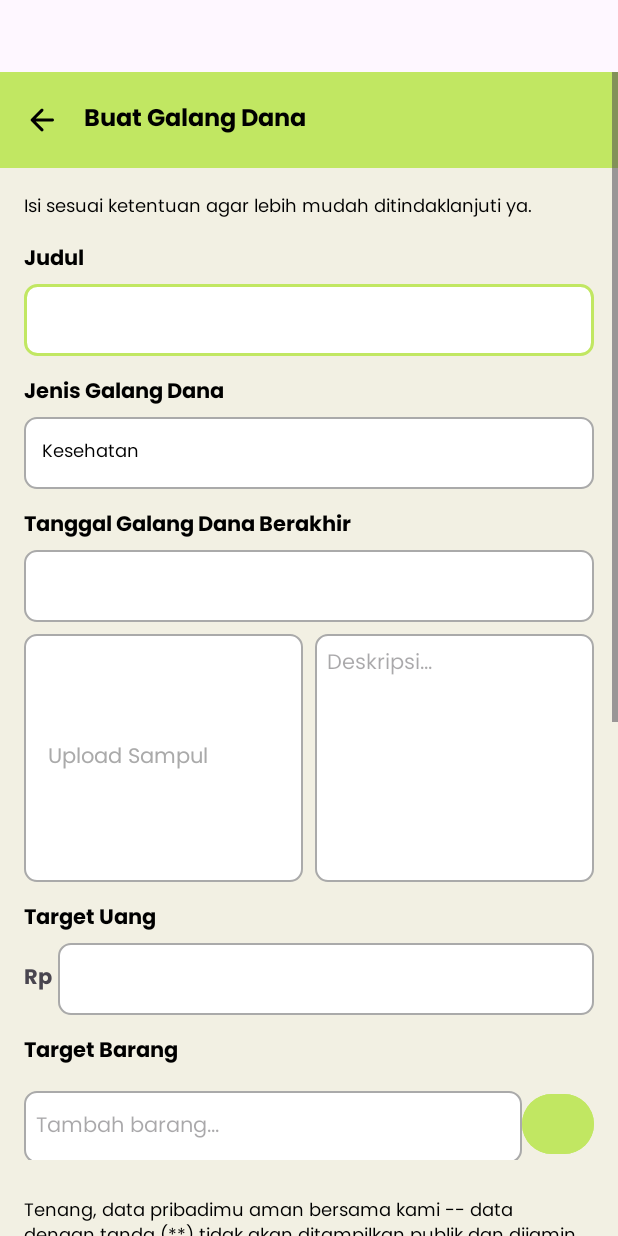
After one commit to gresss27/Rahmat-UX, an Android app: the CreateCampaignActivity screen opened directly, with no data from a screen before it, on a phone screen of 412 x 824 dp. The commit adds this screen. Run offline under Robolectric (Android 15) with nearby library versions, the phone set to English and light mode, and no system bars; our stand-ins replace CircleImageView, FlexboxLayout.

Commit message:
Galang Dana (50% - Oxy)

```diff
--- a/app/build.gradle.kts
+++ b/app/build.gradle.kts
@@ -50,5 +50,7 @@ dependencies {
     // Dependensi lain jika ada
     implementation("androidx.appcompat:appcompat:1.2.0")
     implementation("androidx.recyclerview:recyclerview:1.2.1")
+    implementation("com.google.android.flexbox:flexbox:3.0.0")
+
 
 }
--- a/app/src/main/AndroidManifest.xml
+++ b/app/src/main/AndroidManifest.xml
@@ -12,6 +12,9 @@
         android:supportsRtl="true"
         android:theme="@style/Theme.RahmatUX"
         tools:targetApi="31">
+        <activity
+            android:name=".CreateCampaignActivity"
+            android:exported="false" />
         <activity
             android:name=".MoneyDonationActivity"
             android:exported="false" />
--- /dev/null
+++ b/app/src/main/java/com/example/rahmat_ux/CreateCampaignActivity.java
@@ -0,0 +1,108 @@
+package com.example.rahmat_ux;
+// nama file ini adalah CreateCampaignActivity.java
+import android.app.DatePickerDialog;
+import android.os.Bundle;
+import android.view.View;
+import android.widget.ArrayAdapter;
+import android.widget.Button;
+import android.widget.DatePicker;
+import android.widget.EditText;
+import android.widget.ImageView;
+import android.widget.LinearLayout;
+import android.widget.Spinner;
+import android.widget.TextView;
+import android.widget.Toast;
+
+import com.example.rahmat_ux.R;
+import androidx.annotation.Nullable;
+import androidx.appcompat.app.AppCompatActivity;
+
+import com.google.android.flexbox.FlexboxLayout;
+import com.google.android.material.textfield.TextInputEditText;
+import com.google.android.material.textfield.TextInputLayout;
+
+import java.util.Calendar;
+
+public class CreateCampaignActivity extends AppCompatActivity {
+
+    private EditText etEndDate, etTargetAmount, etItemInput, etBankAccountNumber, etBankAccountName;
+    private LinearLayout storyListContainer;
+
+    private FlexboxLayout pillContainer;
+
+    private int storyCount = 0;
+
+    @Override
+    protected void onCreate(@Nullable Bundle savedInstanceState) {
+        super.onCreate(savedInstanceState);
+        setContentView(R.layout.activity_create_campaign);
+
+        ImageView btnBack = findViewById(R.id.btnBack);
+        btnBack.setOnClickListener(v -> finish());
+
+        etEndDate = findViewById(R.id.etEndDate);
+        etEndDate.setOnClickListener(v -> showDatePicker());
+
+        Spinner spinnerType = findViewById(R.id.spinnerCampaignType);
+        ArrayAdapter<CharSequence> adapter = ArrayAdapter.createFromResource(
+                this,
+                R.array.campaign_types,
+                R.layout.spinner_item
+        );
+        adapter.setDropDownViewResource(android.R.layout.simple_spinner_dropdown_item);
+        spinnerType.setAdapter(adapter);
+
+        etItemInput = findViewById(R.id.etItemInput);
+        pillContainer = findViewById(R.id.pillContainer);
+        Button btnAddItem = findViewById(R.id.btnAddItem);
+
+        btnAddItem.setOnClickListener(v -> {
+            String item = etItemInput.getText().toString().trim();
+            if (!item.isEmpty()) {
+                addItemPill(item);
+                etItemInput.setText("");
+            }
+        });
+
+        Button btnAddStory = findViewById(R.id.btnAddStory);
+        storyListContainer = findViewById(R.id.storyListContainer);
+
+        btnAddStory.setOnClickListener(v -> {
+            storyCount++;
+            TextView tv = new TextView(this);
+            tv.setText("Cerita Tambahan " + storyCount);
+            tv.setTextColor(getResources().getColor(android.R.color.black));
+            tv.setTextSize(14);
+            storyListContainer.addView(tv);
+        });
+
+        Button btnSubmit = findViewById(R.id.btnSubmitCampaign);
+        btnSubmit.setOnClickListener(v -> {
+            // Simpan data, bisa tambah ke repository atau database
+            Toast.makeText(this, "Ajukan galang dana berhasil", Toast.LENGTH_SHORT).show();
+            finish();
+        });
+    }
+
+    private void showDatePicker() {
+        final Calendar c = Calendar.getInstance();
+        int year = c.get(Calendar.YEAR);
+        int month = c.get(Calendar.MONTH);
+        int day = c.get(Calendar.DAY_OF_MONTH);
+
+        DatePickerDialog dpd = new DatePickerDialog(this, (view, year1, monthOfYear, dayOfMonth) -> {
+            etEndDate.setText(dayOfMonth + "/" + (monthOfYear + 1) + "/" + year1);
+        }, year, month, day);
+
+        dpd.show();
+    }
+
+    private void addItemPill(String itemText) {
+        View pill = getLayoutInflater().inflate(R.layout.item_pill, pillContainer, false);
+        TextView tv = pill.findViewById(R.id.tvPillText);
+        ImageView close = pill.findViewById(R.id.ivClose);
+        tv.setText(itemText);
+        close.setOnClickListener(v -> pillContainer.removeView(pill));
+        pillContainer.addView(pill);
+    }
+}
--- /dev/null
+++ b/app/src/main/res/drawable/edittext_selector.xml
@@ -0,0 +1,21 @@
+<?xml version="1.0" encoding="utf-8"?>
+<selector xmlns:android="http://schemas.android.com/apk/res/android">
+
+    <!-- Fokus -->
+    <item android:state_focused="true">
+        <shape android:shape="rectangle">
+            <solid android:color="@android:color/white" />
+            <stroke android:width="2dp" android:color="@color/green_primary" />
+            <corners android:radius="8dp" />
+        </shape>
+    </item>
+
+    <!-- Default (tidak fokus) -->
+    <item>
+        <shape android:shape="rectangle">
+            <solid android:color="@android:color/white" />
+            <stroke android:width="1dp" android:color="@android:color/darker_gray" />
+            <corners android:radius="8dp" />
+        </shape>
+    </item>
+</selector>
--- a/app/src/main/res/drawable/nav_item_background.xml
+++ b/app/src/main/res/drawable/nav_item_background.xml
@@ -12,8 +12,9 @@
                         android:width="72dp"
                         android:height="72dp"
                         android:gravity="center">
-                        <shape android:shape="oval">
+                        <shape android:shape="rectangle">
                             <solid android:color="#C1E762"/>
+                            <corners android:radius="16dp" /> <!-- Optional rounded corners -->
                         </shape>
                     </item>
 
--- /dev/null
+++ b/app/src/main/res/layout/activity_create_campaign.xml
@@ -0,0 +1,274 @@
+<?xml version="1.0" encoding="utf-8"?>
+<!--Nama file ini adalah activity_create_campaign.xml-->
+<ScrollView xmlns:android="http://schemas.android.com/apk/res/android"
+    android:layout_width="match_parent"
+    android:layout_height="match_parent"
+    android:layout_marginTop="48dp"
+    android:fillViewport="true"
+    android:background="@color/background">
+
+    <LinearLayout
+        android:layout_width="match_parent"
+        android:layout_height="wrap_content"
+        android:orientation="vertical"
+        android:paddingBottom="64dp"
+        >
+
+        <!-- Top Bar -->
+        <LinearLayout
+            android:layout_width="match_parent"
+            android:layout_height="64dp"
+            android:background="@color/green_primary"
+            android:gravity="center_vertical">
+
+            <ImageView
+                android:id="@+id/btnBack"
+                android:layout_width="24dp"
+                android:layout_height="24dp"
+                android:layout_marginStart="16dp"
+                android:contentDescription="Back"
+                android:src="@drawable/ic_back" />
+
+            <TextView
+                android:layout_width="wrap_content"
+                android:layout_height="wrap_content"
+                android:layout_marginStart="16dp"
+                android:text="Buat Galang Dana"
+                android:textColor="@android:color/black"
+                android:textSize="16sp"
+                android:textStyle="bold" />
+        </LinearLayout>
+        <LinearLayout
+            android:layout_width="match_parent"
+            android:layout_height="wrap_content"
+            android:orientation="vertical"
+            android:paddingHorizontal="16dp">
+        <!-- Intro Text -->
+        <TextView
+            android:layout_width="match_parent"
+            android:layout_height="wrap_content"
+            android:layout_marginTop="16dp"
+            android:text="Isi sesuai ketentuan agar lebih mudah ditindaklanjuti ya."
+            android:textColor="@android:color/black"
+            android:textSize="12sp" />
+
+        <!-- Judul -->
+        <TextView android:text="Judul" style="@style/LabelStyle"
+            android:layout_height="wrap_content"
+            android:layout_width="match_parent"/>
+
+        <!-- Jenis Galang Dana -->
+        <EditText
+            android:id="@+id/inputTitle"
+            android:layout_width="match_parent"
+            android:layout_height="48dp"
+            android:textSize="14sp"
+            android:background="@drawable/edittext_selector"
+            android:padding="12dp" />
+
+        <TextView android:text="Jenis Galang Dana" style="@style/LabelStyle"
+            android:layout_height="wrap_content"
+            android:layout_width="match_parent"/>
+        <Spinner
+            android:id="@+id/spinnerCampaignType"
+            android:layout_width="match_parent"
+            android:layout_height="48dp"
+            android:background="@drawable/edittext_selector"
+            android:spinnerMode="dropdown" />
+
+        <!-- Tanggal Berakhir -->
+        <TextView android:text="Tanggal Galang Dana Berakhir" style="@style/LabelStyle"
+            android:layout_height="wrap_content"
+            android:layout_width="match_parent"/>
+        <EditText
+            android:id="@+id/etEndDate"
+            android:layout_width="match_parent"
+            android:layout_height="48dp"
+            android:focusable="false"
+            android:textSize="14sp"
+            android:background="@drawable/edittext_selector"
+            android:padding="8dp" />
+
+        <!-- Cover dan Deskripsi -->
+        <LinearLayout
+            android:layout_width="match_parent"
+            android:layout_height="wrap_content"
+            android:orientation="horizontal"
+            android:layout_marginTop="8dp">
+
+            <FrameLayout
+                android:layout_width="0dp"
+                android:layout_weight="1"
+                android:layout_height="165dp"
+                android:background="@drawable/edittext_selector">
+
+                <TextView
+                    android:layout_gravity="center"
+                    android:text="Upload Sampul"
+                    android:textColor="@android:color/darker_gray"
+                    android:layout_marginHorizontal="16dp"
+                    android:layout_height="wrap_content"
+                    android:layout_width="match_parent"/>
+            </FrameLayout>
+
+            <EditText
+                android:id="@+id/inputDeskripsi"
+                android:layout_width="0dp"
+                android:layout_weight="1"
+                android:layout_height="165dp"
+                android:background="@drawable/edittext_selector"
+                android:padding="8dp"
+                android:layout_marginStart="8dp"
+                android:gravity="top"
+                android:hint="Deskripsi..."
+                android:textSize="14sp"
+                android:inputType="textMultiLine" />
+        </LinearLayout>
+
+        <!-- Target Uang -->
+        <TextView android:text="Target Uang" style="@style/LabelStyle"
+            android:layout_height="wrap_content"
+            android:layout_width="match_parent"/>
+        <LinearLayout
+            android:orientation="horizontal"
+            android:layout_width="match_parent"
+            android:layout_height="wrap_content">
+
+            <TextView
+                android:text="Rp"
+                android:textStyle="bold"
+                android:layout_width="wrap_content"
+                android:layout_height="wrap_content"
+                android:layout_gravity="center_vertical"
+                android:layout_marginEnd="4dp" />
+
+            <EditText
+                android:id="@+id/inputTargetUang"
+                android:layout_width="match_parent"
+                android:layout_height="48dp"
+                android:inputType="number"
+                android:background="@drawable/edittext_selector"
+                android:padding="8dp"
+                android:textSize="14sp"/>
+        </LinearLayout>
+
+            <!-- Target Barang -->
+            <TextView android:text="Target Barang" style="@style/LabelStyle"
+                android:layout_height="wrap_content"
+                android:layout_width="match_parent"/>
+
+            <com.google.android.flexbox.FlexboxLayout
+                android:id="@+id/pillContainer"
+                android:layout_width="match_parent"
+                android:layout_height="wrap_content"
+                android:layout_marginBottom="8dp"
+                xmlns:app="http://schemas.android.com/apk/res-auto"
+                app:flexWrap="wrap"
+                app:flexDirection="row" />
+
+            <LinearLayout
+                android:id="@+id/targetBarang"
+                android:layout_width="match_parent"
+                android:layout_height="wrap_content"
+                android:orientation="horizontal"
+                android:layout_marginBottom="8dp">
+
+                <EditText
+                    android:id="@+id/etItemInput"
+                    android:layout_width="0dp"
+                    android:layout_weight="1"
+                    android:layout_height="48dp"
+                    android:hint="Tambah barang..."
+                    android:background="@drawable/edittext_selector"
+                    android:padding="8dp"
+                    android:inputType="text"
+                    android:textSize="14sp"/>
+
+                <Button
+                    android:id="@+id/btnAddItem"
+                    android:layout_width="48dp"
+                    android:layout_height="48dp"
+                    android:text="+"
+                    android:textSize="18sp"
+                    android:textColor="@android:color/black"
+                    android:backgroundTint="@color/green_primary"
+                    android:textAllCaps="false" />
+            </LinearLayout>
+
+            <!-- Catatan Data Pribadi -->
+        <TextView
+            android:text="Tenang, data pribadimu aman bersama kami -- data dengan tanda (**) tidak akan ditampilkan publik dan dijamin kerahasiaannya"
+            android:textSize="12sp"
+            android:textColor="@android:color/black"
+            android:layout_marginTop="16dp"
+            android:layout_height="wrap_content"
+            android:layout_width="match_parent"/>
+
+        <!-- Data Pribadi -->
+        <TextView android:text="Nama Penggalang" style="@style/LabelStyle"
+            android:layout_height="wrap_content"
+            android:layout_width="match_parent"/>
+        <EditText android:layout_width="match_parent" android:layout_height="48dp" android:background="@drawable/edittext_selector" android:padding="8dp"
+            android:textSize="14sp"/>
+
+        <TextView android:text="No Handphone / Email (**)" style="@style/LabelStyle"
+            android:layout_height="wrap_content"
+            android:layout_width="match_parent"/>
+        <EditText android:layout_width="match_parent"
+            android:textSize="14sp"
+            android:layout_height="48dp" android:background="@drawable/edittext_selector" android:padding="8dp" />
+
+        <TextView android:text="Alamat Tujuan Donasi" style="@style/LabelStyle"
+            android:layout_height="wrap_content"
+            android:layout_width="match_parent"/>
+        <EditText android:layout_width="match_parent"
+            android:textSize="14sp"
+            android:layout_height="48dp" android:background="@drawable/edittext_selector" android:padding="8dp" />
+
+        <TextView android:text="Nomor Rekening Tujuan Donasi (**)" style="@style/LabelStyle"
+            android:layout_height="wrap_content"
+            android:layout_width="match_parent"/>
+        <LinearLayout android:orientation="horizontal" android:layout_width="match_parent" android:layout_height="wrap_content">
+            <EditText android:layout_width="0dp"
+            android:textSize="14sp"
+                android:layout_weight="1" android:layout_height="48dp" android:background="@drawable/edittext_selector" android:padding="8dp" android:inputType="number" />
+            <TextView android:text="a.n" android:layout_width="wrap_content" android:layout_height="48dp" android:gravity="center_vertical" android:layout_marginHorizontal="8dp" />
+            <EditText android:layout_width="0dp"
+                android:textSize="14sp"
+                android:layout_weight="1" android:layout_height="48dp" android:background="@drawable/edittext_selector" android:padding="8dp" />
+        </LinearLayout>
+
+        <!-- Cerita Galang Dana -->
+        <TextView android:text="Cerita Galang Dana" style="@style/LabelStyle"
+            android:layout_height="wrap_content"
+            android:layout_width="match_parent"/>
+        <androidx.appcompat.widget.AppCompatButton
+            android:id="@+id/btnAddStory"
+            android:layout_width="match_parent"
+            android:layout_height="wrap_content"
+            android:text="+"
+            android:textAllCaps="false"
+            android:textSize="20sp"
+            android:textStyle="bold" />
+
+        <LinearLayout
+            android:id="@+id/storyListContainer"
+            android:layout_width="match_parent"
+            android:layout_height="wrap_content"
+            android:orientation="vertical" />
+
+        <!-- Button Ajukan -->
+        <androidx.appcompat.widget.AppCompatButton
+            android:id="@+id/btnSubmitCampaign"
+            android:layout_width="match_parent"
+            android:layout_height="wrap_content"
+            android:layout_marginTop="24dp"
+            android:background="@drawable/rounded_green_button"
+            android:backgroundTint="@color/green_primary"
+            android:text="Ajukan Galang Dana"
+            android:textAllCaps="false"
+            android:textColor="@android:color/black"
+            android:textStyle="bold" />
+    </LinearLayout>
+    </LinearLayout>
+</ScrollView>
--- /dev/null
+++ b/app/src/main/res/layout/spinner_item.xml
@@ -0,0 +1,8 @@
+<!-- res/layout/spinner_item.xml -->
+<TextView xmlns:android="http://schemas.android.com/apk/res/android"
+    android:id="@+id/spinnerText"
+    android:layout_width="match_parent"
+    android:layout_height="wrap_content"
+    android:padding="12dp"
+    android:textSize="12sp"
+    android:textColor="@android:color/black" />
--- a/app/src/main/res/menu/bottom_nav_menu.xml
+++ b/app/src/main/res/menu/bottom_nav_menu.xml
@@ -13,7 +13,7 @@
     <item
         android:id="@+id/navigation_add_campaign"
         android:icon="@drawable/ic_add_campaign"
-        android:title="Galang Dana" />
+        android:title="Galang Dana"/>
 
     <item
         android:id="@+id/navigation_social"
--- a/app/src/main/res/values/strings.xml
+++ b/app/src/main/res/values/strings.xml
@@ -7,4 +7,11 @@
     <string name="nama_penyelenggara">Nama Penyelenggara</string>
     <string name="profile_image">profile_image</string>
     <string name="thumbnailimage">ThumbnailImage</string>
+        <string-array name="campaign_types">
+            <item>Kesehatan</item>
+            <item>Pendidikan</item>
+            <item>Bencana Alam</item>
+            <item>Kebutuhan Pribadi</item>
+        </string-array>
+
 </resources>
--- /dev/null
+++ b/app/src/main/res/values/styles.xml
@@ -0,0 +1,10 @@
+<?xml version="1.0" encoding="utf-8"?>
+<resources>
+    <style name="LabelStyle">
+        <item name="android:textColor">#000000</item>
+        <item name="android:textSize">14sp</item>
+        <item name="android:textStyle">bold</item>
+        <item name="android:layout_marginTop">12dp</item>
+        <item name="android:layout_marginBottom">4dp</item>
+    </style>
+</resources>
```
Also changed, not shown: app/src/main/java/com/example/rahmat_ux/AddCampaignFragment.java (+9 -1 lines), app/src/main/java/com/example/rahmat_ux/adapter/CampaignStatusAdapter.java (+28 -10 lines), app/src/main/res/layout/campaign_item.xml (+80 -18 lines), app/src/main/res/layout/fragment_add_campaign.xml (+8 -5 lines), app/src/main/res/layout/item_pill.xml (added, +31 -0 lines).
